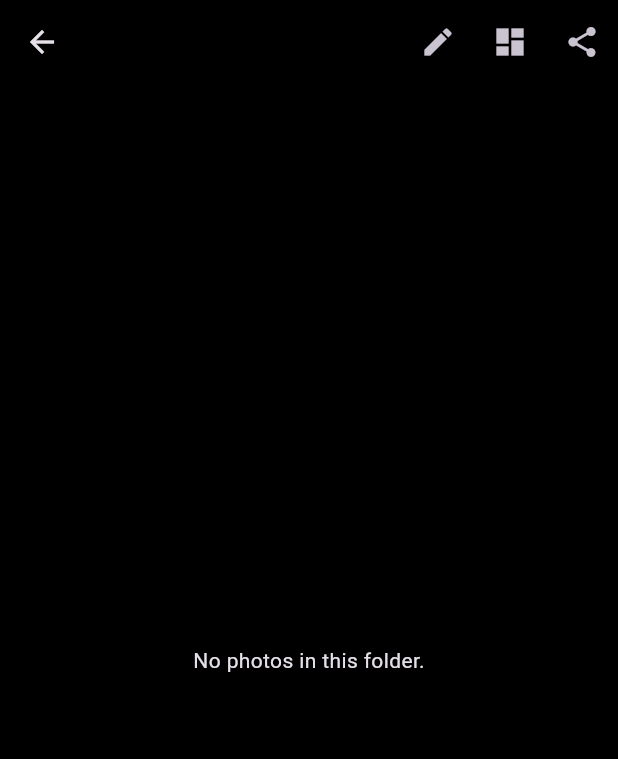
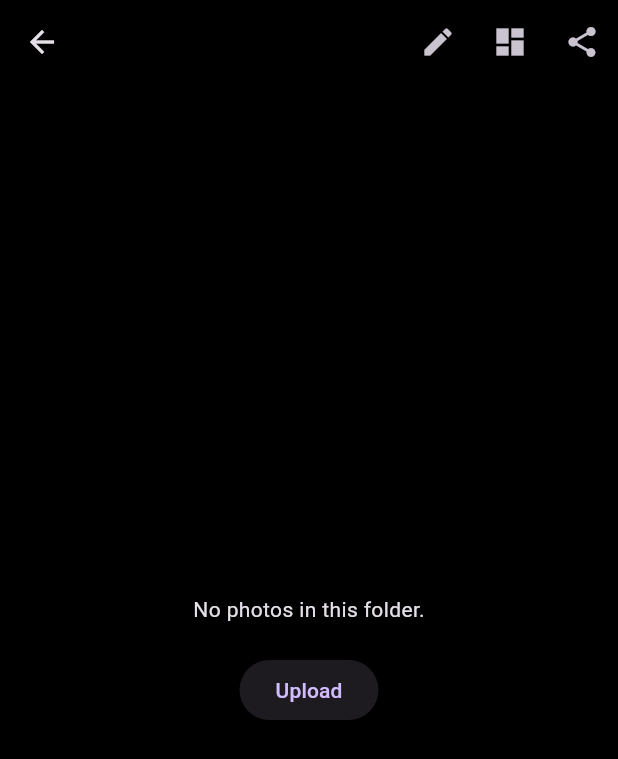
Before and after one commit to isdemx/photo-reference-manager-app, a Flutter app: the FolderScreen screen opened directly with empty values, on a phone screen of 412 x 824 dp. Shown: the top 759 px of the screen. Run offline on Flutter 3.47's test engine with Material 3 defaults, Android fonts, the phone set to English and light mode, and no system bars; our stand-ins replace bloc, equatable, extended_image, file_picker, flutter_bloc, flutter_colorpicker and 7 more; accounts and stored records are empty.

Commit message:
add photo upload button to folder

```diff
--- a/lib/src/presentation/screens/folder_screen.dart
+++ b/lib/src/presentation/screens/folder_screen.dart
@@ -131,7 +131,22 @@ class _FolderScreenState extends State<FolderScreen> {
                   .toList();
 
               if (photos.isEmpty) {
-                return const Center(child: Text('No photos in this folder.'));
+                return Center(
+                  child: Column(
+                    mainAxisAlignment: MainAxisAlignment.center,
+                    children: [
+                      const Text('No photos in this folder.'),
+                      const SizedBox(
+                          height: 20), // Отступ между текстом и кнопкой
+                      ElevatedButton(
+                        onPressed: () {
+                          Navigator.pushNamed(context, '/upload');
+                        },
+                        child: const Text('Upload'),
+                      ),
+                    ],
+                  ),
+                );
               }
 
               return Stack(children: [
--- a/lib/src/presentation/widgets/photo_grid_view.dart
+++ b/lib/src/presentation/widgets/photo_grid_view.dart
@@ -1,4 +1,5 @@
 import 'package:flutter/material.dart';
+import 'package:flutter_bloc/flutter_bloc.dart';
 import 'package:flutter_staggered_grid_view/flutter_staggered_grid_view.dart';
 import 'package:photographers_reference_app/src/domain/entities/photo.dart';
 import 'package:photographers_reference_app/src/presentation/bloc/photo_bloc.dart';
```
Also changed, not shown: 33 other files.
